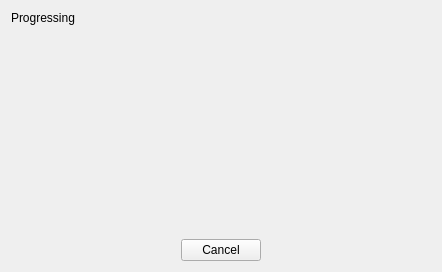
First picture: the form in k1160pro/HNWidgets/hnprogressdialog.ui, repository photonlili/K1160, before the edit.
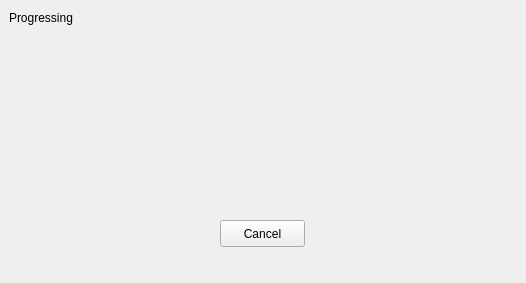
Second picture: the form after the edit. Custom widgets are drawn as their Qt base class.

```diff
--- a/k1160pro/HNWidgets/hnprogressdialog.ui
+++ b/k1160pro/HNWidgets/hnprogressdialog.ui
@@ -6,74 +6,49 @@
    <rect>
     <x>0</x>
     <y>0</y>
-    <width>442</width>
-    <height>272</height>
+    <width>526</width>
+    <height>283</height>
    </rect>
   </property>
   <property name="windowTitle">
    <string>Dialog</string>
   </property>
-  <layout class="QGridLayout" name="gridLayout">
-   <item row="3" column="0">
-    <spacer name="horizontalSpacer">
-     <property name="orientation">
-      <enum>Qt::Horizontal</enum>
-     </property>
-     <property name="sizeHint" stdset="0">
-      <size>
-       <width>40</width>
-       <height>20</height>
-      </size>
-     </property>
-    </spacer>
-   </item>
-   <item row="3" column="1">
     <widget class="HNPushButton" name="btnCancel">
+   <property name="geometry">
+    <rect>
+     <x>220</x>
+     <y>220</y>
+     <width>85</width>
+     <height>27</height>
+    </rect>
+   </property>
      <property name="text">
       <string>Cancel</string>
      </property>
     </widget>
-   </item>
-   <item row="3" column="2">
-    <spacer name="horizontalSpacer_2">
-     <property name="orientation">
-      <enum>Qt::Horizontal</enum>
-     </property>
-     <property name="sizeHint" stdset="0">
-      <size>
-       <width>40</width>
-       <height>20</height>
-      </size>
-     </property>
-    </spacer>
-   </item>
-   <item row="1" column="0" colspan="3">
-    <widget class="HNProgressBar" name="widgetBar" native="true"/>
-   </item>
-   <item row="0" column="0" colspan="3">
+  <widget class="HNProgressBar" name="widgetBar" native="true">
+   <property name="geometry">
+    <rect>
+     <x>20</x>
+     <y>50</y>
+     <width>481</width>
+     <height>31</height>
+    </rect>
+   </property>
+  </widget>
     <widget class="QLabel" name="label">
+   <property name="geometry">
+    <rect>
+     <x>9</x>
+     <y>9</y>
+     <width>81</width>
+     <height>17</height>
+    </rect>
+   </property>
      <property name="text">
       <string>Progressing</string>
      </property>
     </widget>
-   </item>
-   <item row="2" column="1">
-    <spacer name="verticalSpacer">
-     <property name="orientation">
-      <enum>Qt::Vertical</enum>
-     </property>
-     <property name="sizeType">
-      <enum>QSizePolicy::Expanding</enum>
-     </property>
-     <property name="sizeHint" stdset="0">
-      <size>
-       <width>20</width>
-       <height>40</height>
-      </size>
-     </property>
-    </spacer>
-   </item>
-  </layout>
  </widget>
  <customwidgets>
   <customwidget>
```
Lines whose indentation alone changed are shown as unchanged.
